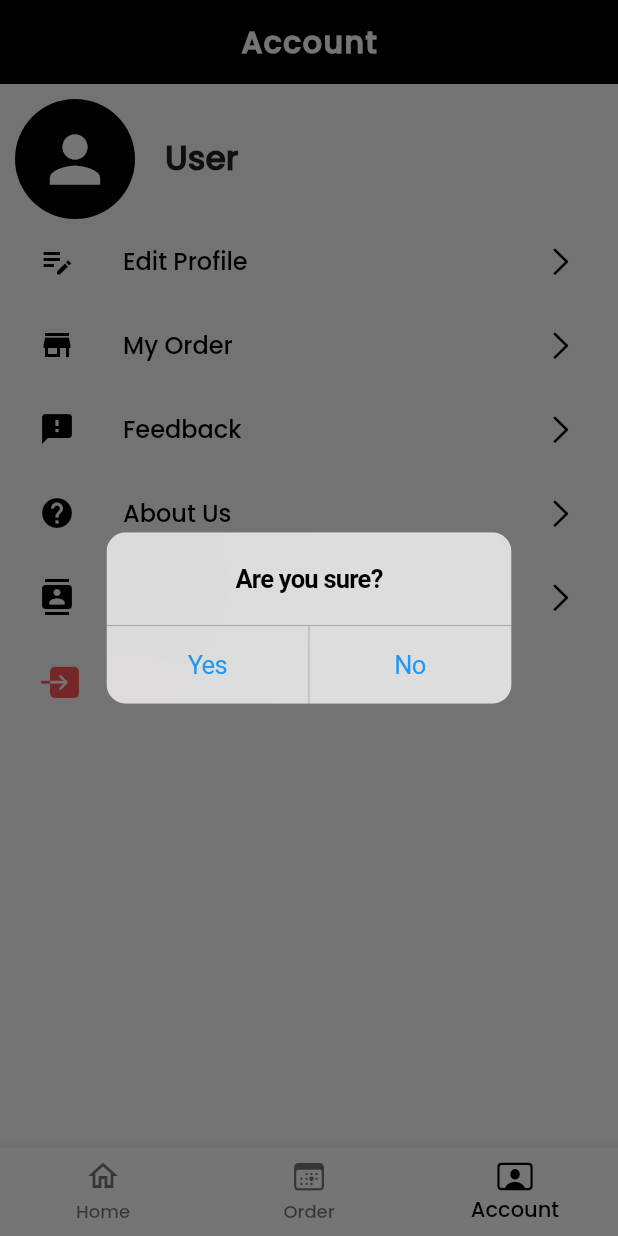
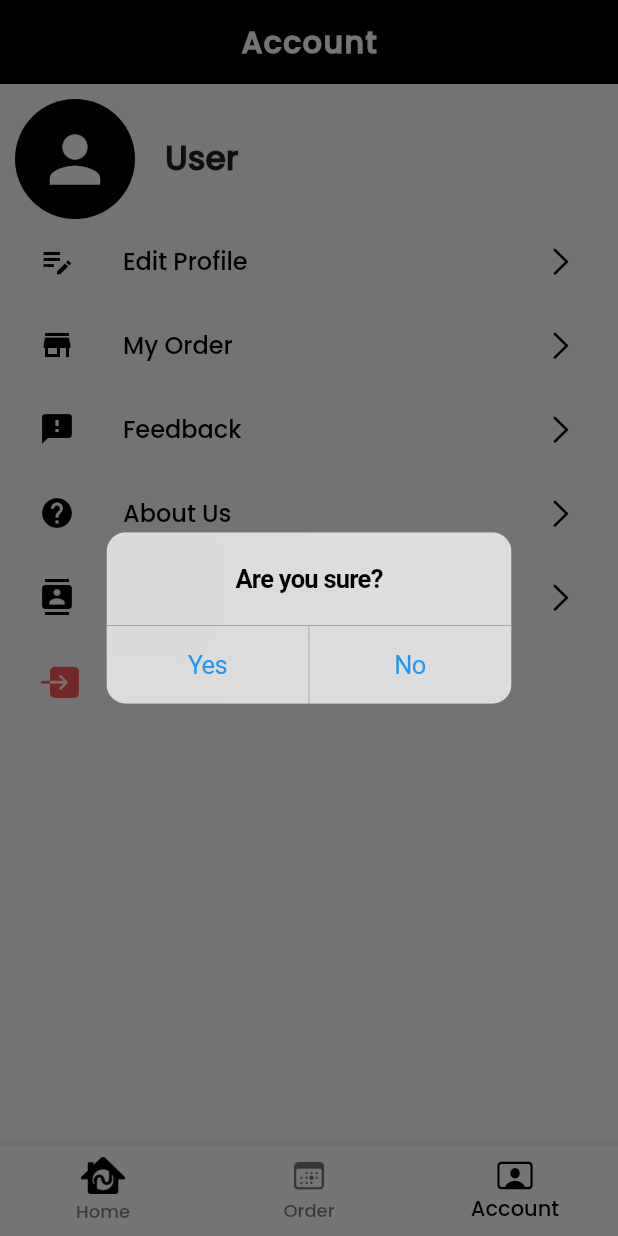
Before and after one commit to dhruvin2004/HomeService, a Flutter app: the screen it shows once a user with an empty profile is signed in, item 3 of the bottom bar chosen, after a tap on "Log out", on a phone screen of 412 x 824 dp. Run offline on Flutter 3.47's test engine with Material 2 defaults, Android fonts, the phone set to English and light mode, and no system bars; our stand-ins replace auto_size_text, carousel_slider, cloud_firestore, firebase_auth, firebase_core, google_fonts and 3 more; missing offline and left inert: cloud_firestore_web, firebase_auth_web, firebase_core_web, flutter_phone_direct_caller, future_progress_dialog, image_picker_for_web; accounts and stored records are empty.

Commit message:
six new commit

```diff
--- a/lib/auth/intropage.dart
+++ b/lib/auth/intropage.dart
@@ -28,9 +28,14 @@ class _SplashScreenState extends State<SplashScreen> {
 
   @override
   Widget build(BuildContext context) {
-    return const Scaffold(
-      body: Center(
-        child: FlutterLogo(size: 100),
+    return Scaffold(
+      body: Container(
+        color: Colors.white,
+        child: Center(
+            child: Image.asset(
+          "image/logo/33.png",
+          height: 300,
+        )),
       ),
     );
   }
--- a/lib/scrrens/Home.dart
+++ b/lib/scrrens/Home.dart
@@ -320,12 +320,13 @@ class _MonthlyServiceState extends State<MonthlyService> {
                 .map((e) => GestureDetector(
                       onTap: () {
                         setState(() {
-                          i = Global.category.indexOf(e);
                           if (selectedService == Global.category.indexOf(e)) {
                             selectedService = -1;
                           } else {
                             selectedService = Global.category.indexOf(e);
                           }
+                          Navigator.of(context).pushNamed("subCategory",
+                              arguments: Global.category.indexOf(e));
                         });
                       },
                       child: Padding(
--- a/lib/scrrens/account.dart
+++ b/lib/scrrens/account.dart
@@ -15,27 +15,12 @@ class Account extends StatefulWidget {
 class _AccountState extends State<Account> {
   //--------------------------------
   final user = FirebaseAuth.instance.currentUser!;
-  final _dialog = RatingDialog(
-    initialRating: 1.2,
-    title: const Text(
-      'Rating Dialog',
-      textAlign: TextAlign.center,
-      style: TextStyle(
-        fontSize: 25,
-        fontWeight: FontWeight.bold,
-      ),
-    ),
-    message: const Text(
-      'Tap a star to set your rating. Add more description here if you want.',
-      textAlign: TextAlign.center,
-      style: TextStyle(fontSize: 15),
-    ),
-    image: const FlutterLogo(size: 100),
-    submitButtonText: 'Submit',
-    commentHint: 'Set your custom comment hint',
-    onCancelled: () => print('cancelled'),
-    onSubmitted: (response) {},
-  );
+
+  @override
+  void initState() {
+    // TODO: implement initState
+    super.initState();
+  }
 
   @override
   Widget build(BuildContext context) {
@@ -144,7 +129,7 @@ class _AccountState extends State<Account> {
                   context: context,
                   barrierDismissible: true,
                   // set to false if you want to force a rating
-                  builder: (context) => _dialog,
+                  builder: (context) => FeedBack(),
                 );
               });
             }),
@@ -212,3 +197,44 @@ class _AccountState extends State<Account> {
     );
   }
 }
+
+class FeedBack extends StatefulWidget {
+  const FeedBack({Key? key}) : super(key: key);
+
+  @override
+  State<FeedBack> createState() => _FeedBackState();
+}
+
+class _FeedBackState extends State<FeedBack> {
+  @override
+  Widget build(BuildContext context) {
+    return RatingDialog(
+      initialRating: 0.8,
+      title: const Text(
+        'Home Service App',
+        textAlign: TextAlign.center,
+        style: TextStyle(
+          fontSize: 25,
+          fontWeight: FontWeight.bold,
+        ),
+      ),
+      message: const Text(
+        'Tap a star to set your rating. Add more description here if you want.',
+        textAlign: TextAlign.center,
+        style: TextStyle(fontSize: 15),
+      ),
+      image: CircleAvatar(
+        radius: 65,
+        backgroundColor: Colors.white,
+        child: Image.asset(
+          "image/logo/homelogo.png",
+          height: 100,
+        ),
+      ),
+      submitButtonText: 'Submit',
+      commentHint: 'Set your custom comment hint',
+      onCancelled: () => print('cancelled'),
+      onSubmitted: (response) {},
+    );
+  }
+}
--- a/lib/scrrens/homePage.dart
+++ b/lib/scrrens/homePage.dart
@@ -36,11 +36,16 @@ class _HomePageState extends State<HomePage> {
         centerTitle: true,
         leadingWidth: 30,
         elevation: 0,
-        title: Text(
-          titleName[currentIndex],
-          style: const TextStyle(
-              fontFamily: 'Poppins', fontWeight: FontWeight.bold),
-        ),
+        title: (page[currentIndex] == page[0])
+            ? Image.asset(
+                'image/logo/logo2.png',
+                height: 30,
+              )
+            : Text(
+                titleName[currentIndex],
+                style: const TextStyle(
+                    fontFamily: 'Poppins', fontWeight: FontWeight.bold),
+              ),
       ),
       body: page[currentIndex],
       bottomNavigationBar: BottomNavigationBar(
@@ -52,8 +57,12 @@ class _HomePageState extends State<HomePage> {
           });
         },
         items: [
-          const BottomNavigationBarItem(
-              icon: Icon(Icons.home_outlined), label: "Home"),
+          BottomNavigationBarItem(
+              icon: Image.asset(
+                'image/logo/homelogo.png',
+                height: 25,
+              ),
+              label: "Home"),
           const BottomNavigationBarItem(
             icon: Icon(CupertinoIcons.calendar_today),
             label: "Order",
--- a/pubspec.yaml
+++ b/pubspec.yaml
@@ -82,6 +82,7 @@ flutter:
     - image/
     - image/main/
     - image/serPro/
+    - image/logo/
   # assets:
   #   - images/a_dot_burr.jpeg
   #   - images/a_dot_ham.jpeg
```
Also changed, not shown: lib/scrrens/helpcenter.dart (+5 -5 lines), lib/scrrens/providers.dart (+66 -69 lines), image/logo/11.png (added), image/logo/22.png (added), image/logo/33.png (added), image/logo/44.png (added), image/logo/homelogo.png (added), image/logo/logo2.png (added).
